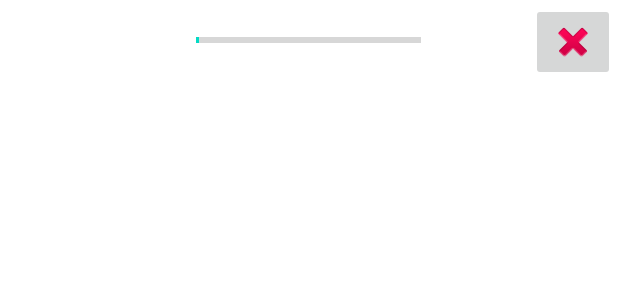
After one commit to UiA-IKT-205/Prosjekt1AdrianBrenne, an Android app: the layout tasklist_row_item.xml on its own in the app's theme, with its tools: preview values and no code run, on a phone screen of 412 x 824 dp. The commit adds this screen. Shown: the top 300 px of the screen. Run offline under Robolectric (Android 15) with nearby library versions, the phone set to English and light mode, and no system bars.

Commit message:
Users can now see the progressbar on each task in the tasklist. Made a new adapter and a function to load the progressbar on each item in the list.

```diff
--- a/MyApplication/app/src/main/java/com/example/myapplication/IndividualTaskActivity.kt
+++ b/MyApplication/app/src/main/java/com/example/myapplication/IndividualTaskActivity.kt
@@ -78,6 +78,7 @@ class IndividualTaskActivity : AppCompatActivity() {
                     elementList.add(task)
                     elementsCheckedList.add("false")
                     dataModel!!.add(DataModel(task,false))
+                    createCheckListFile()
                     updateProgressBarAfterAdd()
                     adapter.notifyDataSetChanged()
                 }
@@ -100,6 +101,8 @@ class IndividualTaskActivity : AppCompatActivity() {
         val path = this.getExternalFilesDir(null)
         createFile(path.toString(), filename, addElementList)
 
+        val result = Intent()
+        setResult(Activity.RESULT_OK, result)
         finish()
     }
 
@@ -163,7 +166,10 @@ class IndividualTaskActivity : AppCompatActivity() {
             addElementFileContentToList(fullFilePath)
 
         if(doesCheckListFileExist){
+            println("Hei")
             addCheckListFileContentToList(checkListFullPath)
+            println(elementList)
+            println(elementsCheckedList)
             elementList.zip(elementsCheckedList).forEach {
                 dataModel!!.add(DataModel(it.first, it.second.toBoolean()))
                 if (it.second == "true"){
--- /dev/null
+++ b/MyApplication/app/src/main/java/com/example/myapplication/TaskViewModel.kt
@@ -0,0 +1,4 @@
+package com.example.myapplication
+
+class TaskViewModel internal constructor(var name:String?, var progress:Int) {
+}
--- a/MyApplication/app/src/main/res/layout/activity_main.xml
+++ b/MyApplication/app/src/main/res/layout/activity_main.xml
@@ -22,6 +22,7 @@
         android:id="@+id/taskListView"
         android:layout_width="match_parent"
         android:layout_height="0dp"
+        android:focusable="true"
         app:layout_constraintBottom_toBottomOf="parent"
         app:layout_constraintLeft_toLeftOf="parent"
         app:layout_constraintRight_toRightOf="parent"
--- /dev/null
+++ b/MyApplication/app/src/main/res/layout/tasklist_row_item.xml
@@ -0,0 +1,44 @@
+<?xml version="1.0" encoding="utf-8"?>
+<RelativeLayout xmlns:android="http://schemas.android.com/apk/res/android"
+    android:layout_width="match_parent"
+    android:layout_height="match_parent"
+    android:padding="2dp"
+    android:descendantFocusability="blocksDescendants">
+
+    <TextView
+        android:id="@+id/taskName"
+        android:layout_width="wrap_content"
+        android:layout_height="wrap_content"
+        android:layout_alignParentStart="true"
+        android:layout_centerVertical="true"
+        android:textColor="@android:color/background_dark"
+        android:textSize="16sp"
+        android:layout_alignParentLeft="true" />
+
+    <ImageButton
+        android:id="@+id/deleteTaskButton"
+        android:width="20dp"
+        android:focusable="false"
+        android:focusableInTouchMode="false"
+        android:src="@android:drawable/ic_delete"
+        android:layout_width="wrap_content"
+        android:layout_height="wrap_content"
+        android:layout_alignParentTop="true"
+        android:layout_alignParentEnd="true"
+        android:layout_alignParentRight="true"
+        />
+
+    <ProgressBar
+        android:id="@+id/taskListPBar"
+        style="?android:attr/progressBarStyleHorizontal"
+        android:layout_width="wrap_content"
+        android:layout_height="wrap_content"
+        android:progress="1"
+        android:max="100"
+        android:minHeight="50dp"
+        android:minWidth="150dp"
+        android:layout_centerInParent="true"
+        android:layout_alignParentTop="true"
+        />
+
+</RelativeLayout>
```
Also changed, not shown: MyApplication/app/src/main/java/com/example/myapplication/MainActivity.kt (+75 -7 lines), MyApplication/app/src/main/java/com/example/myapplication/TaskListViewAdapter.kt (added, +55 -0 lines).
